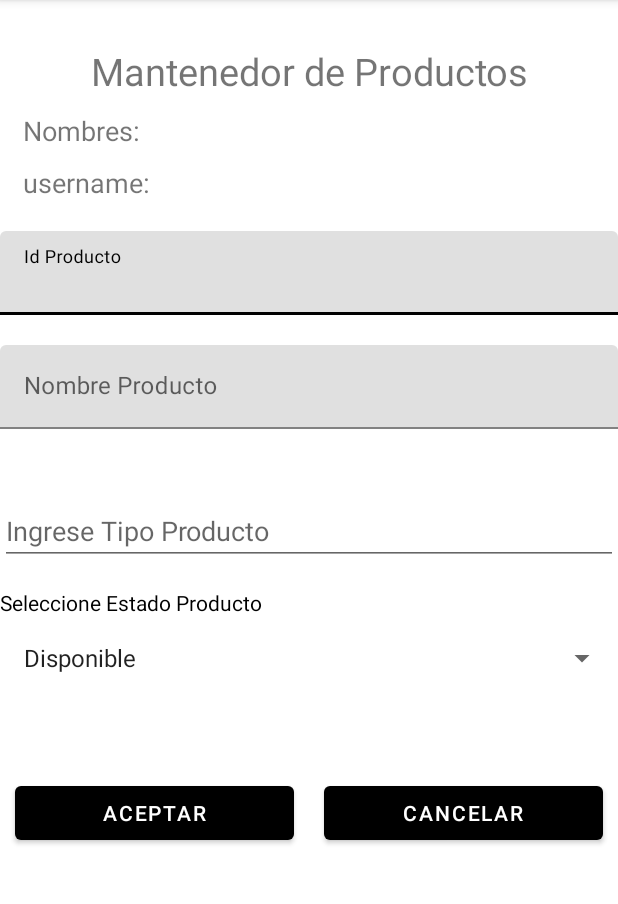
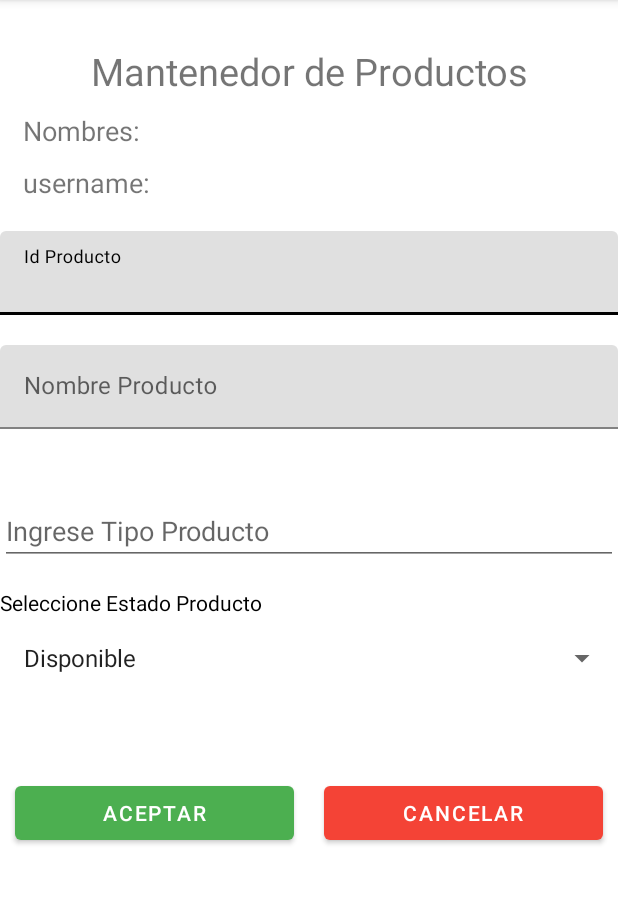
Before and after one commit to Panchober27/Trabajo2-AppMoviles, an Android app: the ProductoActivity screen opened directly, with no data from a screen before it, on a phone screen of 412 x 824 dp, the part 84-988 px from its top. Run offline under Robolectric (Android 15) with nearby library versions, the phone set to English and light mode, and no system bars.

Commit message:
Agrego colores a botones :)

```diff
--- a/app/src/main/java/com/example/trabajo2_appmoviles_francisco_berwart/ProductoActivity.java
+++ b/app/src/main/java/com/example/trabajo2_appmoviles_francisco_berwart/ProductoActivity.java
@@ -133,10 +133,8 @@ public class ProductoActivity extends AppCompatActivity {
         if (b != null) {
             String userName = String.valueOf(b.get("keyUserName"));
             String userData = String.valueOf(b.get("keyData"));
-
             tvNombres.setText(tvNombres.getText() + " " + userData);
             tvUserName.setText(tvUserName.getText() + " " + userName);
-
         }
     }
 
--- a/app/src/main/res/layout/activity_producto.xml
+++ b/app/src/main/res/layout/activity_producto.xml
@@ -123,7 +123,8 @@
             android:layout_height="wrap_content"
             android:layout_marginHorizontal="10dp"
             android:layout_weight="1"
-            android:text="Aceptar"></Button>
+            android:text="Aceptar"
+            app:backgroundTint="#4CAF50"></Button>
 
         <Button
             android:id="@+id/btnCancelarProducto"
@@ -131,7 +132,8 @@
             android:layout_height="wrap_content"
             android:layout_marginHorizontal="10dp"
             android:layout_weight="1"
-            android:text="Cancelar"></Button>
+            android:text="Cancelar"
+            app:backgroundTint="#F44336"></Button>
 
 
     </LinearLayout>
```
Also changed, not shown: app/src/main/res/values/strings.xml (+14 -1 lines).
